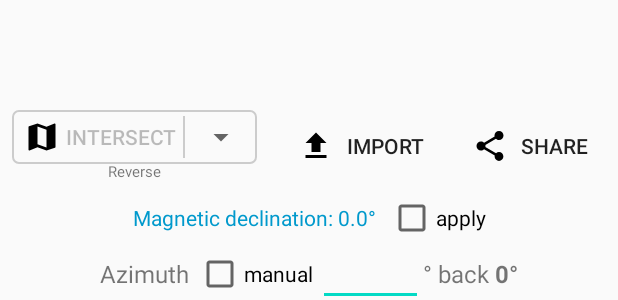
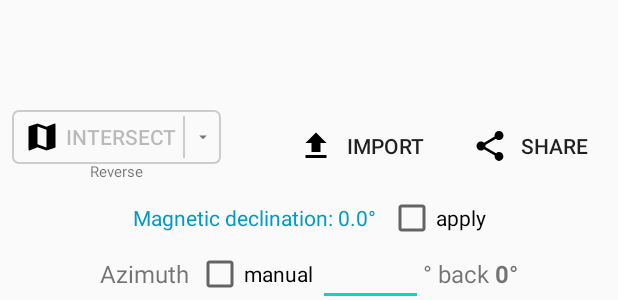
Before and after one commit to alexbodn/osmand_triangulation, an Android app: the layout fragment_home.xml on its own in the app's theme, with its tools: preview values and no code run, on a phone screen of 412 x 824 dp. Shown: the part 405-705 px from the top of the screen. Run offline under Robolectric (Android 15) with nearby library versions, the phone set to English and light mode, and no system bars.

Commit message:
Fix width of Intersections split button spinner
This commit addresses the following:
- Modifies the layout for the Intersections split button to ensure the `Spinner` has a visual width of 0dp.
- This creates the desired UI effect where the spinner is strictly represented by the drop-down arrow triangle, keeping the element tightly spaced next to the primary button.

Co-authored-by: alexbodn <4792193+alexbodn@users.noreply.github.com>

```diff
--- /dev/null
+++ b/app/app/src/main/res/drawable/bg_spinner_tight.xml
@@ -0,0 +1,22 @@
+<?xml version="1.0" encoding="utf-8"?>
+<layer-list xmlns:android="http://schemas.android.com/apk/res/android">
+    <item android:right="-24dp"> <!-- Hack to push standard padding off-screen -->
+        <shape>
+            <solid android:color="@android:color/transparent" />
+        </shape>
+    </item>
+    <item
+        android:gravity="center"
+        android:width="12dp"
+        android:height="12dp">
+        <vector
+            android:width="24dp"
+            android:height="24dp"
+            android:viewportWidth="24.0"
+            android:viewportHeight="24.0">
+            <path
+                android:fillColor="#757575"
+                android:pathData="M7,10l5,5 5,-5z" />
+        </vector>
+    </item>
+</layer-list>
--- a/app/app/src/main/res/layout/fragment_home.xml
+++ b/app/app/src/main/res/layout/fragment_home.xml
@@ -99,12 +99,12 @@
 
                 <Spinner
                     android:id="@+id/spnIntersectionMode"
-                    android:layout_width="wrap_content"
+                    android:layout_width="24dp"
                     android:layout_height="match_parent"
-                    android:minWidth="24dp"
+                    android:minWidth="0dp"
                     android:minHeight="0dp"
-                    android:paddingStart="0dp"
-                    android:paddingEnd="0dp" />
+                    android:padding="0dp"
+                    android:background="@drawable/bg_spinner_tight" />
             </LinearLayout>
 
             <TextView
--- a/app/app/src/main/res/layout/item_spinner_empty.xml
+++ b/app/app/src/main/res/layout/item_spinner_empty.xml
@@ -1,5 +1,6 @@
 <?xml version="1.0" encoding="utf-8"?>
 <TextView xmlns:android="http://schemas.android.com/apk/res/android"
     android:layout_width="0dp"
-    android:layout_height="0dp"
+    android:layout_height="match_parent"
+    android:textSize="0sp"
     android:visibility="gone" />
```
